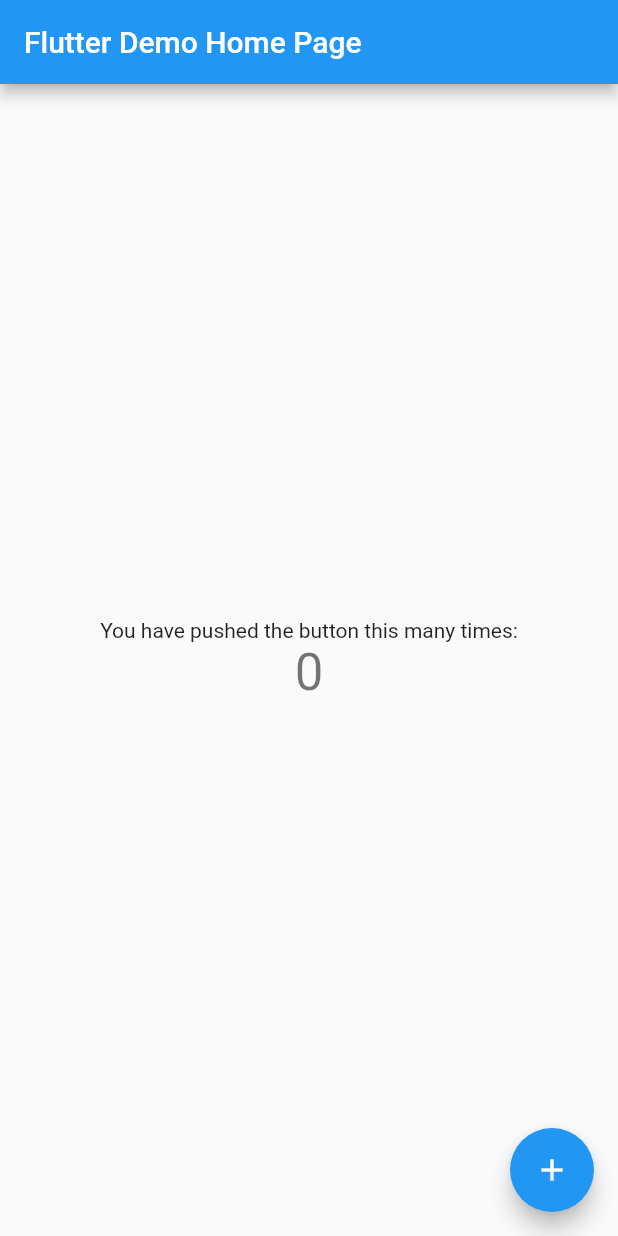
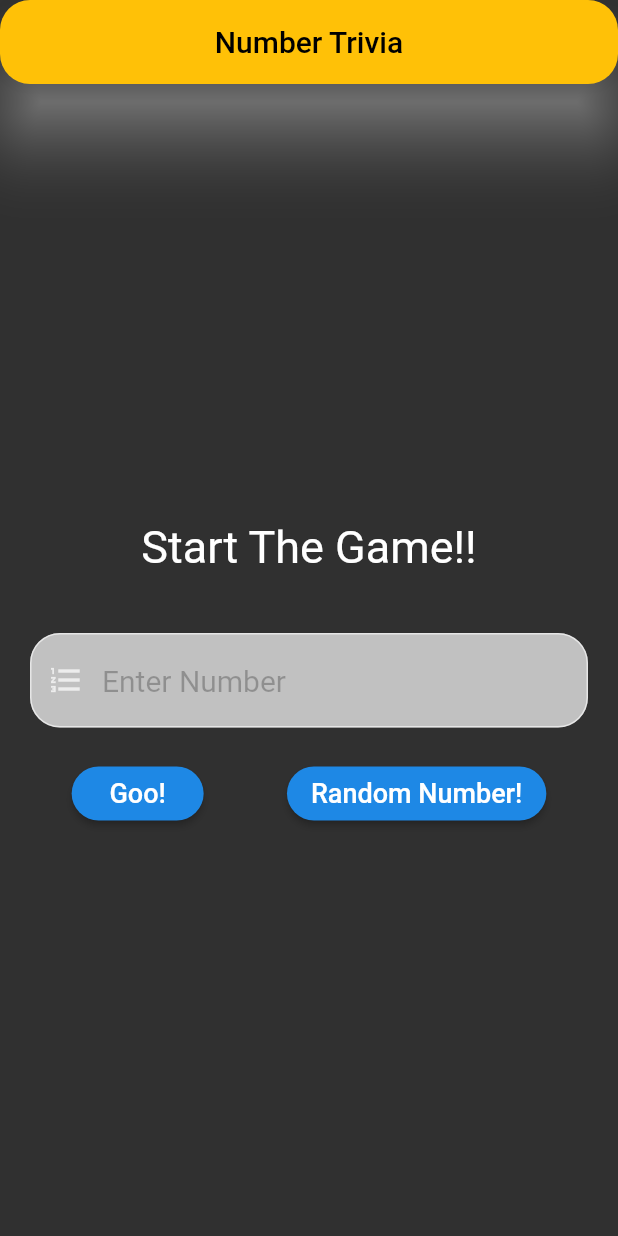
Before and after one commit to AbhishekDoshi26/TDD-Architecture-In-Flutter, a Flutter app: the screen it shows after launch, on a phone screen of 412 x 824 dp. Run offline on Flutter 3.47's test engine with Material 2 defaults, Android fonts, the phone set to English and light mode, and no system bars; our stand-ins replace bloc, dartz, data_connection_checker, equatable, flutter_bloc, get_it and 1 more.

Commit message:
final commit

```diff
--- /dev/null
+++ b/lib/features/number_trivia/presentation/page/number_trivia_page.dart
@@ -0,0 +1,134 @@
+import 'package:flutter/material.dart';
+import 'package:flutter_bloc/flutter_bloc.dart';
+import 'package:number_trivia_tdd_architecture/features/number_trivia/presentation/bloc/number_trivia_bloc.dart';
+import 'package:number_trivia_tdd_architecture/features/number_trivia/presentation/widgets/loaded_data_widget.dart';
+import 'package:number_trivia_tdd_architecture/features/number_trivia/presentation/widgets/loader.dart';
+import 'package:number_trivia_tdd_architecture/features/number_trivia/presentation/widgets/message_display_widget.dart';
+
+class NumberTriviaPage extends StatefulWidget {
+  @override
+  _NumberTriviaPageState createState() => _NumberTriviaPageState();
+}
+
+class _NumberTriviaPageState extends State<NumberTriviaPage> {
+  TextEditingController _number = TextEditingController();
+  NumberTriviaBloc bloc;
+  @override
+  void initState() {
+    bloc = BlocProvider.of<NumberTriviaBloc>(context);
+    super.initState();
+  }
+
+  @override
+  Widget build(BuildContext context) {
+    return Scaffold(
+      appBar: AppBar(
+        backgroundColor: Colors.amber,
+        elevation: 20.0,
+        shadowColor: Colors.white,
+        shape: RoundedRectangleBorder(
+          borderRadius: BorderRadius.all(
+            Radius.circular(20.0),
+          ),
+        ),
+        centerTitle: true,
+        title: Text(
+          'Number Trivia',
+          style: TextStyle(
+            color: Colors.black,
+          ),
+        ),
+      ),
+      body: Center(
+        child: SingleChildScrollView(
+          child: Padding(
+            padding: const EdgeInsets.all(20.0),
+            child: Column(
+              mainAxisAlignment: MainAxisAlignment.center,
+              children: [
+                SizedBox(
+                  height: 20.0,
+                ),
+                BlocBuilder<NumberTriviaBloc, NumberTriviaState>(
+                  builder: (context, state) {
+                    if (state is NumberTriviaInitial)
+                      return MessageDisplay(
+                        message: 'Start The Game!!',
+                      );
+                    if (state is NumberTriviaLoadingState) return Loader();
+                    if (state is NumberTriviaErrorState)
+                      return MessageDisplay(
+                        message: state.errorMessage,
+                      );
+                    if (state is NumberTriviaLoadedState)
+                      return LoadedData(
+                        number: state.trivia.number.toString(),
+                        text: state.trivia.text,
+                      );
+                    return null;
+                  },
+                ),
+                SizedBox(
+                  height: 40.0,
+                ),
+                TextField(
+                  style: TextStyle(color: Colors.black, fontSize: 20.0),
+                  controller: _number,
+                  decoration: InputDecoration(
+                    fillColor: Colors.white70,
+                    filled: true,
+                    hintText: 'Enter Number',
+                    hintStyle: TextStyle(color: Colors.black26),
+                    prefixIcon: Icon(Icons.format_list_numbered),
+                    border: OutlineInputBorder(
+                      borderRadius: BorderRadius.all(
+                        Radius.circular(20.0),
+                      ),
+                      borderSide: BorderSide(
+                        color: Colors.white,
+                        width: 2.0,
+                      ),
+                    ),
+                  ),
+                ),
+                SizedBox(
+                  height: 20.0,
+                ),
+                Row(
+                  mainAxisAlignment: MainAxisAlignment.spaceAround,
+                  children: [
+                    RaisedButton(
+                      shape: RoundedRectangleBorder(
+                        borderRadius: BorderRadius.all(
+                          Radius.circular(20.0),
+                        ),
+                      ),
+                      child: Text(
+                        'Goo!',
+                        style: TextStyle(fontSize: 18.0),
+                      ),
+                      onPressed: () =>
+                          bloc.add(GetTriviaForConcrete(number: _number.text)),
+                    ),
+                    RaisedButton(
+                      shape: RoundedRectangleBorder(
+                        borderRadius: BorderRadius.all(
+                          Radius.circular(20.0),
+                        ),
+                      ),
+                      child: Text(
+                        'Random Number!',
+                        style: TextStyle(fontSize: 18.0),
+                      ),
+                      onPressed: () => bloc.add(GetTriviaForRandom()),
+                    ),
+                  ],
+                ),
+              ],
+            ),
+          ),
+        ),
+      ),
+    );
+  }
+}
--- /dev/null
+++ b/lib/features/number_trivia/presentation/widgets/message_display_widget.dart
@@ -0,0 +1,19 @@
+import 'package:flutter/material.dart';
+
+class MessageDisplay extends StatelessWidget {
+  final String message;
+
+  MessageDisplay({this.message});
+
+  @override
+  Widget build(BuildContext context) {
+    return Center(
+      child: Text(
+        message,
+        style: TextStyle(
+          fontSize: 30.0,
+        ),
+      ),
+    );
+  }
+}
--- a/lib/injection_container.dart
+++ b/lib/injection_container.dart
@@ -15,7 +15,7 @@ import 'package:http/http.dart' as http;
 import 'features/number_trivia/domain/repositories/number_trivia_repository_impl.dart';
 
 final serviceLocator = GetIt.instance;
-void init() async {
+Future<void> init() async {
   //Features - Number Trivia
   serviceLocator.registerFactory(
     () => NumberTriviaBloc(
--- a/lib/main.dart
+++ b/lib/main.dart
@@ -1,117 +1,29 @@
 import 'package:flutter/material.dart';
+import 'package:flutter_bloc/flutter_bloc.dart';
+import 'package:number_trivia_tdd_architecture/features/number_trivia/presentation/bloc/number_trivia_bloc.dart';
+import 'package:number_trivia_tdd_architecture/features/number_trivia/presentation/page/number_trivia_page.dart';
+import 'package:number_trivia_tdd_architecture/injection_container.dart';
+import 'injection_container.dart' as di;
 
-void main() {
+void main() async {
+  WidgetsFlutterBinding.ensureInitialized();
+  await di.init();
   runApp(MyApp());
 }
 
 class MyApp extends StatelessWidget {
-  // This widget is the root of your application.
   @override
   Widget build(BuildContext context) {
     return MaterialApp(
-      title: 'Flutter Demo',
-      theme: ThemeData(
-        // This is the theme of your application.
-        //
-        // Try running your application with "flutter run". You'll see the
-        // application has a blue toolbar. Then, without quitting the app, try
-        // changing the primarySwatch below to Colors.green and then invoke
-        // "hot reload" (press "r" in the console where you ran "flutter run",
-        // or simply save your changes to "hot reload" in a Flutter IDE).
-        // Notice that the counter didn't reset back to zero; the application
-        // is not restarted.
-        primarySwatch: Colors.blue,
-        // This makes the visual density adapt to the platform that you run
-        // the app on. For desktop platforms, the controls will be smaller and
-        // closer together (more dense) than on mobile platforms.
-        visualDensity: VisualDensity.adaptivePlatformDensity,
+      theme: ThemeData.dark().copyWith(
+        accentColor: Colors.black,
       ),
-      home: MyHomePage(title: 'Flutter Demo Home Page'),
+      debugShowCheckedModeBanner: false,
+      title: 'Number Trivia',
+      home: BlocProvider(
+        create: (context) => serviceLocator<NumberTriviaBloc>(),
+        child: NumberTriviaPage(),
+      ),
     );
   }
 }
-
-class MyHomePage extends StatefulWidget {
-  MyHomePage({Key key, this.title}) : super(key: key);
-
-  // This widget is the home page of your application. It is stateful, meaning
-  // that it has a State object (defined below) that contains fields that affect
-  // how it looks.
-
-  // This class is the configuration for the state. It holds the values (in this
-  // case the title) provided by the parent (in this case the App widget) and
-  // used by the build method of the State. Fields in a Widget subclass are
-  // always marked "final".
-
-  final String title;
-
-  @override
-  _MyHomePageState createState() => _MyHomePageState();
-}
-
-class _MyHomePageState extends State<MyHomePage> {
-  int _counter = 0;
-
-  void _incrementCounter() {
-    setState(() {
-      // This call to setState tells the Flutter framework that something has
-      // changed in this State, which causes it to rerun the build method below
-      // so that the display can reflect the updated values. If we changed
-      // _counter without calling setState(), then the build method would not be
-      // called again, and so nothing would appear to happen.
-      _counter++;
-    });
-  }
-
-  @override
-  Widget build(BuildContext context) {
-    // This method is rerun every time setState is called, for instance as done
-    // by the _incrementCounter method above.
-    //
-    // The Flutter framework has been optimized to make rerunning build methods
-    // fast, so that you can just rebuild anything that needs updating rather
-    // than having to individually change instances of widgets.
-    return Scaffold(
-      appBar: AppBar(
-        // Here we take the value from the MyHomePage object that was created by
-        // the App.build method, and use it to set our appbar title.
-        title: Text(widget.title),
-      ),
-      body: Center(
-        // Center is a layout widget. It takes a single child and positions it
-        // in the middle of the parent.
-        child: Column(
-          // Column is also a layout widget. It takes a list of children and
-          // arranges them vertically. By default, it sizes itself to fit its
-          // children horizontally, and tries to be as tall as its parent.
-          //
-          // Invoke "debug painting" (press "p" in the console, choose the
-          // "Toggle Debug Paint" action from the Flutter Inspector in Android
-          // Studio, or the "Toggle Debug Paint" command in Visual Studio Code)
-          // to see the wireframe for each widget.
-          //
-          // Column has various properties to control how it sizes itself and
-          // how it positions its children. Here we use mainAxisAlignment to
-          // center the children vertically; the main axis here is the vertical
-          // axis because Columns are vertical (the cross axis would be
-          // horizontal).
-          mainAxisAlignment: MainAxisAlignment.center,
-          children: <Widget>[
-            Text(
-              'You have pushed the button this many times:',
-            ),
-            Text(
-              '$_counter',
-              style: Theme.of(context).textTheme.headline4,
-            ),
-          ],
-        ),
-      ),
-      floatingActionButton: FloatingActionButton(
-        onPressed: _incrementCounter,
-        tooltip: 'Increment',
-        child: Icon(Icons.add),
-      ), // This trailing comma makes auto-formatting nicer for build methods.
-    );
-  }
-}
```
Also changed, not shown: lib/features/number_trivia/presentation/widgets/loaded_data_widget.dart (added, +55 -0 lines), lib/features/number_trivia/presentation/widgets/loader.dart (added, +15 -0 lines), 1 other file.
